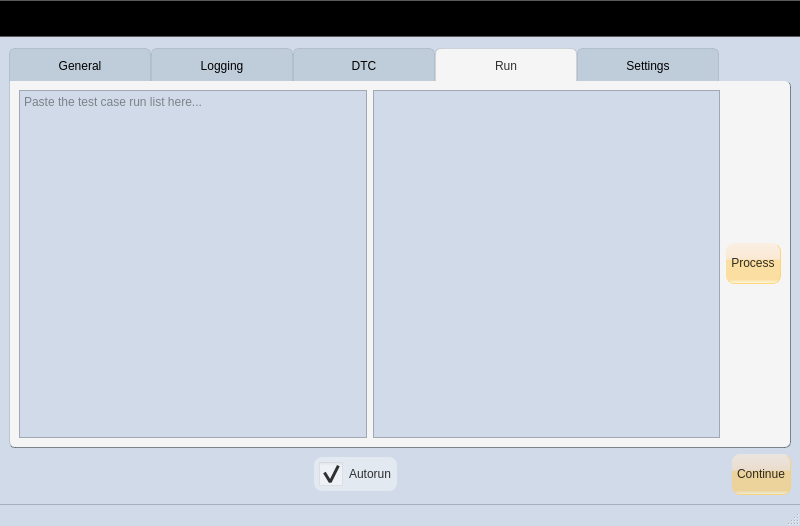
This is AutomationGUI_ui.ui in vulevu121/AutomationGUI as Qt 5 draws it before an edit. The edited form follows.
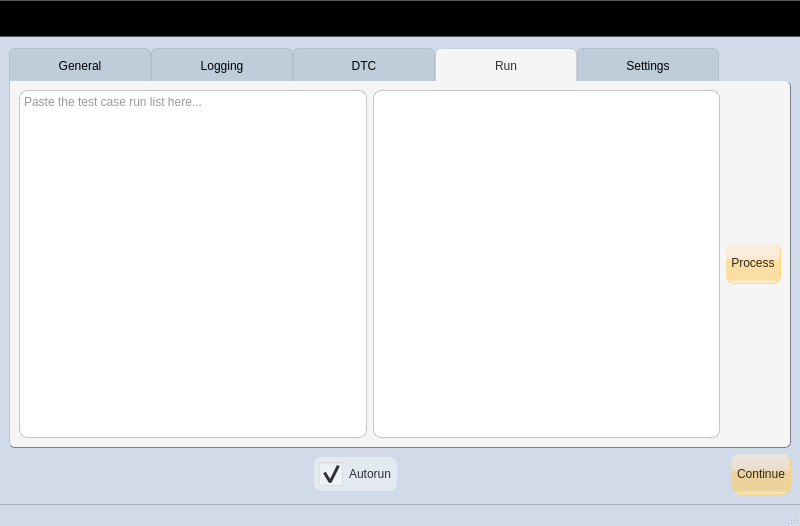
This is the edited form. Icons and pictures are not drawn.

```diff
--- a/AutomationGUI_ui.ui
+++ b/AutomationGUI_ui.ui
@@ -55,7 +55,7 @@
 	padding: 2px;
 }
 
-QLineEdit,  QListView{
+QLineEdit,  QPlainTextEdit, QListView{
 	background-color: white;
 	border: 1px solid  rgba(0, 0, 0, 0.2);
 	border-radius: 8px;
```
